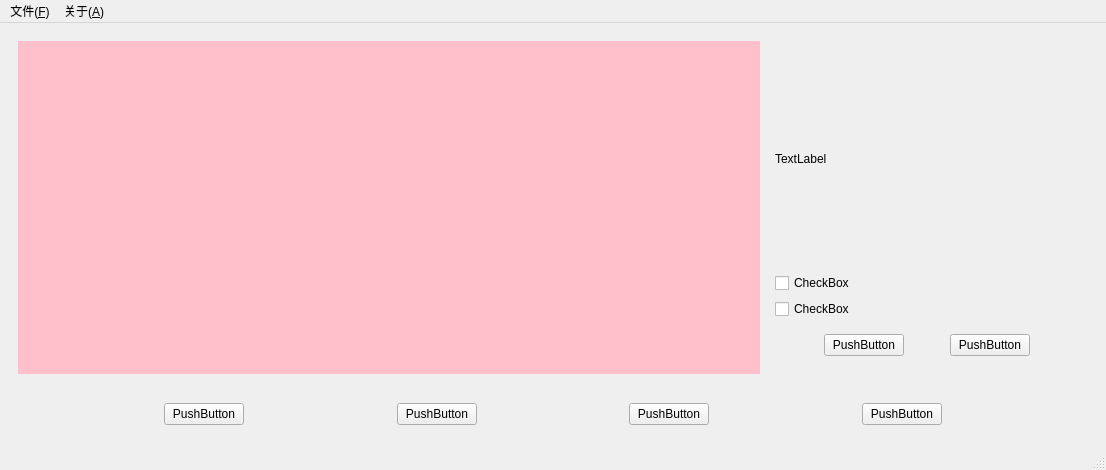
Before: the Qt Designer form mainwindow.ui in someGenki/OrderDishesClient-qt5, drawn with Qt 5.
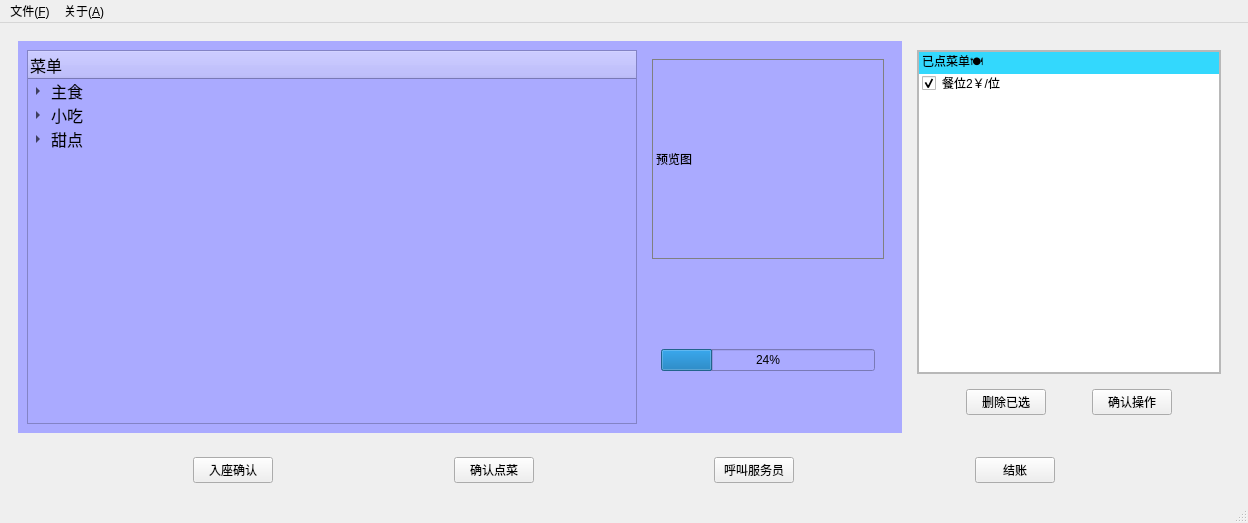
After: the same form once the commit is applied.

Diff of the .ui file:
```diff
--- a/mainwindow.ui
+++ b/mainwindow.ui
@@ -6,8 +6,8 @@
    <rect>
     <x>0</x>
     <y>0</y>
-    <width>1106</width>
-    <height>470</height>
+    <width>1248</width>
+    <height>523</height>
    </rect>
   </property>
   <property name="windowTitle">
@@ -18,33 +18,8 @@
     <item>
      <widget class="QWidget" name="widget" native="true">
       <layout class="QGridLayout" name="gridLayout">
-       <item row="0" column="0">
-        <widget class="QWidget" name="main_widget" native="true">
-         <property name="sizePolicy">
-          <sizepolicy hsizetype="MinimumExpanding" vsizetype="Preferred">
-           <horstretch>0</horstretch>
-           <verstretch>0</verstretch>
-          </sizepolicy>
-         </property>
-         <property name="minimumSize">
-          <size>
-           <width>250</width>
-           <height>10</height>
-          </size>
-         </property>
-         <property name="mouseTracking">
-          <bool>false</bool>
-         </property>
-         <property name="autoFillBackground">
-          <bool>false</bool>
-         </property>
-         <property name="styleSheet">
-          <string notr="true">background-color: pink;</string>
-         </property>
-        </widget>
-       </item>
        <item row="0" column="2">
-        <widget class="QWidget" name="widget_3" native="true">
+        <widget class="QWidget" name="ordered" native="true">
          <property name="sizePolicy">
           <sizepolicy hsizetype="Fixed" vsizetype="Preferred">
            <horstretch>0</horstretch>
@@ -53,7 +28,7 @@
          </property>
          <property name="minimumSize">
           <size>
-           <width>300</width>
+           <width>50</width>
            <height>10</height>
           </size>
          </property>
@@ -62,24 +37,71 @@
          </property>
          <layout class="QVBoxLayout" name="verticalLayout_2">
           <item>
-           <widget class="QLabel" name="label">
-            <property name="text">
-             <string>TextLabel</string>
+           <widget class="QFrame" name="frame">
+            <property name="frameShape">
+             <enum>QFrame::StyledPanel</enum>
             </property>
-           </widget>
-          </item>
-          <item>
-           <widget class="QCheckBox" name="checkBox_2">
-            <property name="text">
-             <string>CheckBox</string>
+            <property name="frameShadow">
+             <enum>QFrame::Raised</enum>
             </property>
-           </widget>
-          </item>
-          <item>
-           <widget class="QCheckBox" name="checkBox">
-            <property name="text">
-             <string>CheckBox</string>
-            </property>
+            <layout class="QVBoxLayout" name="verticalLayout_3">
+             <property name="spacing">
+              <number>0</number>
+             </property>
+             <property name="leftMargin">
+              <number>0</number>
+             </property>
+             <property name="topMargin">
+              <number>0</number>
+             </property>
+             <property name="rightMargin">
+              <number>0</number>
+             </property>
+             <property name="bottomMargin">
+              <number>0</number>
+             </property>
+             <item>
+              <widget class="QListWidget" name="order_list">
+               <property name="enabled">
+                <bool>true</bool>
+               </property>
+               <property name="sizePolicy">
+                <sizepolicy hsizetype="Preferred" vsizetype="Preferred">
+                 <horstretch>0</horstretch>
+                 <verstretch>0</verstretch>
+                </sizepolicy>
+               </property>
+               <item>
+                <property name="text">
+                 <string notr="true">已点菜单🍽</string>
+                </property>
+                <property name="background">
+                 <brush brushstyle="SolidPattern">
+                  <color alpha="255">
+                   <red>51</red>
+                   <green>216</green>
+                   <blue>253</blue>
+                  </color>
+                 </brush>
+                </property>
+                <property name="flags">
+                 <set>ItemIsSelectable|ItemIsEnabled|ItemIsTristate</set>
+                </property>
+               </item>
+               <item>
+                <property name="text">
+                 <string>餐位2￥/位</string>
+                </property>
+                <property name="checkState">
+                 <enum>Checked</enum>
+                </property>
+                <property name="flags">
+                 <set>ItemIsSelectable|ItemIsEnabled</set>
+                </property>
+               </item>
+              </widget>
+             </item>
+            </layout>
            </widget>
           </item>
           <item>
@@ -107,7 +129,7 @@
              <item>
               <widget class="QPushButton" name="pushButton_5">
                <property name="text">
-                <string>PushButton</string>
+                <string>删除已选</string>
                </property>
               </widget>
              </item>
@@ -127,7 +149,7 @@
              <item>
               <widget class="QPushButton" name="pushButton_6">
                <property name="text">
-                <string>PushButton</string>
+                <string>确认操作</string>
                </property>
               </widget>
              </item>
@@ -150,6 +172,183 @@
          </layout>
         </widget>
        </item>
+       <item row="0" column="0">
+        <widget class="QWidget" name="main_widget" native="true">
+         <property name="sizePolicy">
+          <sizepolicy hsizetype="MinimumExpanding" vsizetype="Preferred">
+           <horstretch>200</horstretch>
+           <verstretch>0</verstretch>
+          </sizepolicy>
+         </property>
+         <property name="minimumSize">
+          <size>
+           <width>250</width>
+           <height>10</height>
+          </size>
+         </property>
+         <property name="mouseTracking">
+          <bool>false</bool>
+         </property>
+         <property name="autoFillBackground">
+          <bool>false</bool>
+         </property>
+         <property name="styleSheet">
+          <string notr="true">background-color: #aaaaff;</string>
+         </property>
+         <layout class="QHBoxLayout" name="horizontalLayout_3">
+          <item>
+           <widget class="QTreeWidget" name="menuTree">
+            <property name="styleSheet">
+             <string notr="true"/>
+            </property>
+            <column>
+             <property name="text">
+              <string>菜单</string>
+             </property>
+             <property name="font">
+              <font>
+               <pointsize>12</pointsize>
+              </font>
+             </property>
+             <property name="background">
+              <color>
+               <red>255</red>
+               <green>170</green>
+               <blue>127</blue>
+              </color>
+             </property>
+            </column>
+            <item>
+             <property name="text">
+              <string>主食</string>
+             </property>
+             <property name="font">
+              <font>
+               <pointsize>12</pointsize>
+              </font>
+             </property>
+             <item>
+              <property name="text">
+               <string>西红柿炒鸡蛋</string>
+              </property>
+             </item>
+            </item>
+            <item>
+             <property name="text">
+              <string>小吃</string>
+             </property>
+             <property name="font">
+              <font>
+               <pointsize>12</pointsize>
+              </font>
+             </property>
+             <item>
+              <property name="text">
+               <string>酒鬼花生</string>
+              </property>
+             </item>
+            </item>
+            <item>
+             <property name="text">
+              <string>甜点</string>
+             </property>
+             <property name="font">
+              <font>
+               <pointsize>12</pointsize>
+              </font>
+             </property>
+             <item>
+              <property name="text">
+               <string>甜筒</string>
+              </property>
+             </item>
+            </item>
+           </widget>
+          </item>
+          <item>
+           <widget class="QWidget" name="widget_2" native="true">
+            <property name="maximumSize">
+             <size>
+              <width>250</width>
+              <height>16777215</height>
+             </size>
+            </property>
+            <layout class="QVBoxLayout" name="verticalLayout_4">
+             <item>
+              <widget class="QLabel" name="pic_show">
+               <property name="sizePolicy">
+                <sizepolicy hsizetype="Minimum" vsizetype="Minimum">
+                 <horstretch>0</horstretch>
+                 <verstretch>0</verstretch>
+                </sizepolicy>
+               </property>
+               <property name="minimumSize">
+                <size>
+                 <width>200</width>
+                 <height>200</height>
+                </size>
+               </property>
+               <property name="maximumSize">
+                <size>
+                 <width>250</width>
+                 <height>200</height>
+                </size>
+               </property>
+               <property name="styleSheet">
+                <string notr="true">border:1px solid gray;</string>
+               </property>
+               <property name="text">
+                <string>预览图</string>
+               </property>
+              </widget>
+             </item>
+             <item>
+              <spacer name="verticalSpacer">
+               <property name="orientation">
+                <enum>Qt::Vertical</enum>
+               </property>
+               <property name="sizeType">
+                <enum>QSizePolicy::Preferred</enum>
+               </property>
+               <property name="sizeHint" stdset="0">
+                <size>
+                 <width>20</width>
+                 <height>40</height>
+                </size>
+               </property>
+              </spacer>
+             </item>
+             <item>
+              <widget class="QWidget" name="widget_3" native="true">
+               <property name="minimumSize">
+                <size>
+                 <width>50</width>
+                 <height>0</height>
+                </size>
+               </property>
+               <layout class="QGridLayout" name="gridLayout_2">
+                <item row="0" column="0">
+                 <widget class="QProgressBar" name="progressBar">
+                  <property name="minimumSize">
+                   <size>
+                    <width>50</width>
+                    <height>0</height>
+                   </size>
+                  </property>
+                  <property name="value">
+                   <number>24</number>
+                  </property>
+                 </widget>
+                </item>
+               </layout>
+              </widget>
+             </item>
+            </layout>
+           </widget>
+          </item>
+         </layout>
+        </widget>
+       </item>
       </layout>
      </widget>
     </item>
@@ -178,7 +377,7 @@
        <item>
         <widget class="QPushButton" name="pushButton">
          <property name="text">
-          <string>PushButton</string>
+          <string>入座确认</string>
          </property>
         </widget>
        </item>
@@ -198,7 +397,7 @@
        <item>
         <widget class="QPushButton" name="pushButton_2">
          <property name="text">
-          <string>PushButton</string>
+          <string>确认点菜</string>
          </property>
         </widget>
        </item>
@@ -218,7 +417,7 @@
        <item>
         <widget class="QPushButton" name="pushButton_3">
          <property name="text">
-          <string>PushButton</string>
+          <string>呼叫服务员</string>
          </property>
         </widget>
        </item>
@@ -238,7 +437,7 @@
        <item>
         <widget class="QPushButton" name="pushButton_4">
          <property name="text">
-          <string>PushButton</string>
+          <string>结账</string>
          </property>
         </widget>
        </item>
@@ -265,8 +464,8 @@
     <rect>
      <x>0</x>
      <y>0</y>
-     <width>1106</width>
-     <height>23</height>
+     <width>1248</width>
+     <height>21</height>
     </rect>
    </property>
    <widget class="QMenu" name="menu_F">
```
Left out of the diff: 12 changed lines with no effect on the pictures.
